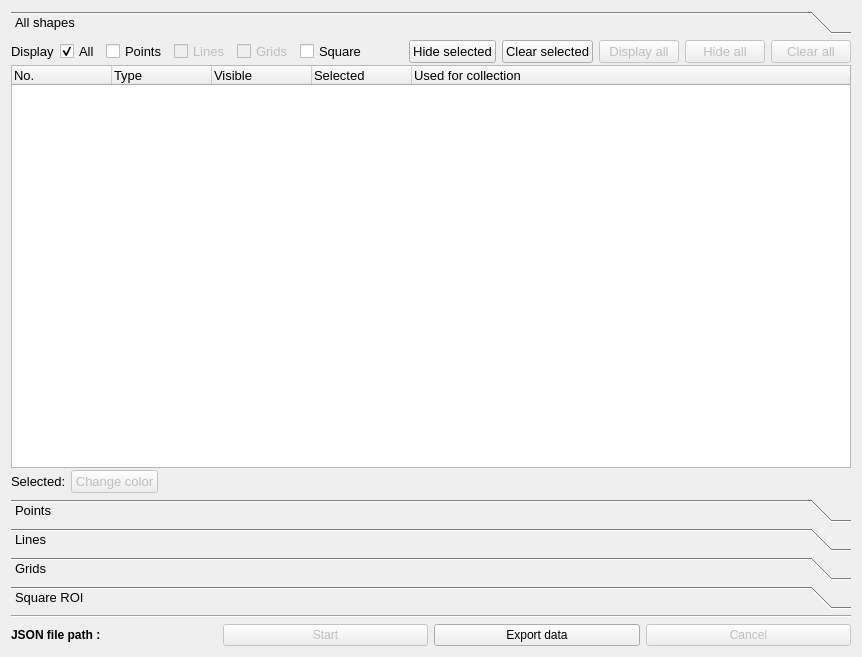
The window that gui/ui_files/graphics_manager_layout.ui (natxo14/mxcube) describes before a commit, drawn with Qt 5.
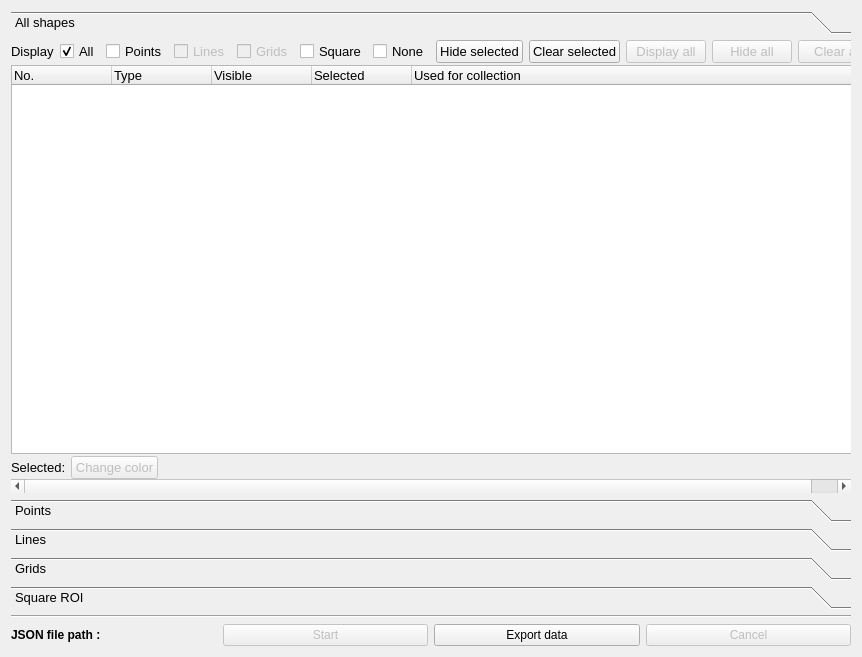
The same window after the commit. Icons and pictures are not drawn.

```diff
--- a/gui/ui_files/graphics_manager_layout.ui
+++ b/gui/ui_files/graphics_manager_layout.ui
@@ -53,8 +53,8 @@
        <rect>
         <x>0</x>
         <y>0</y>
-        <width>844</width>
-        <height>445</height>
+        <width>874</width>
+        <height>431</height>
        </rect>
       </property>
       <attribute name="label">
@@ -238,6 +238,13 @@
            </property>
           </widget>
          </item>
+         <item>
+          <widget class="QCheckBox" name="hide_all_cbox">
+           <property name="text">
+            <string>None</string>
+           </property>
+          </widget>
+         </item>
          <item>
           <spacer name="horizontalSpacer">
            <property name="orientation">
```
Left out of the diff: 16 changed lines with no effect on the pictures.
